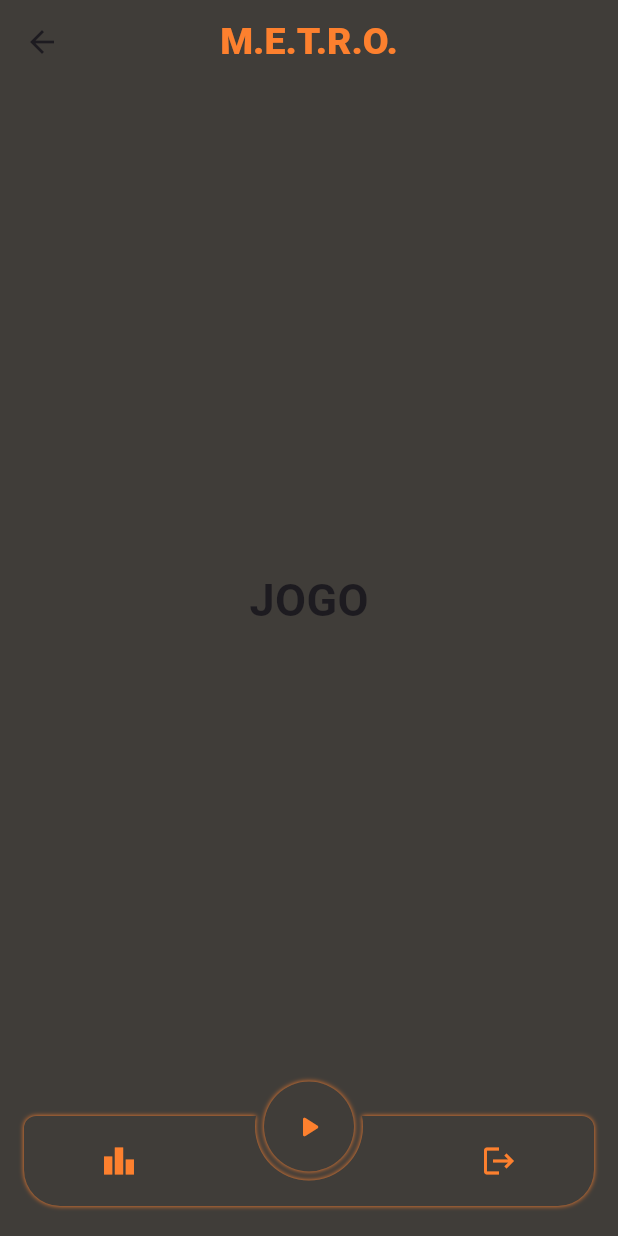
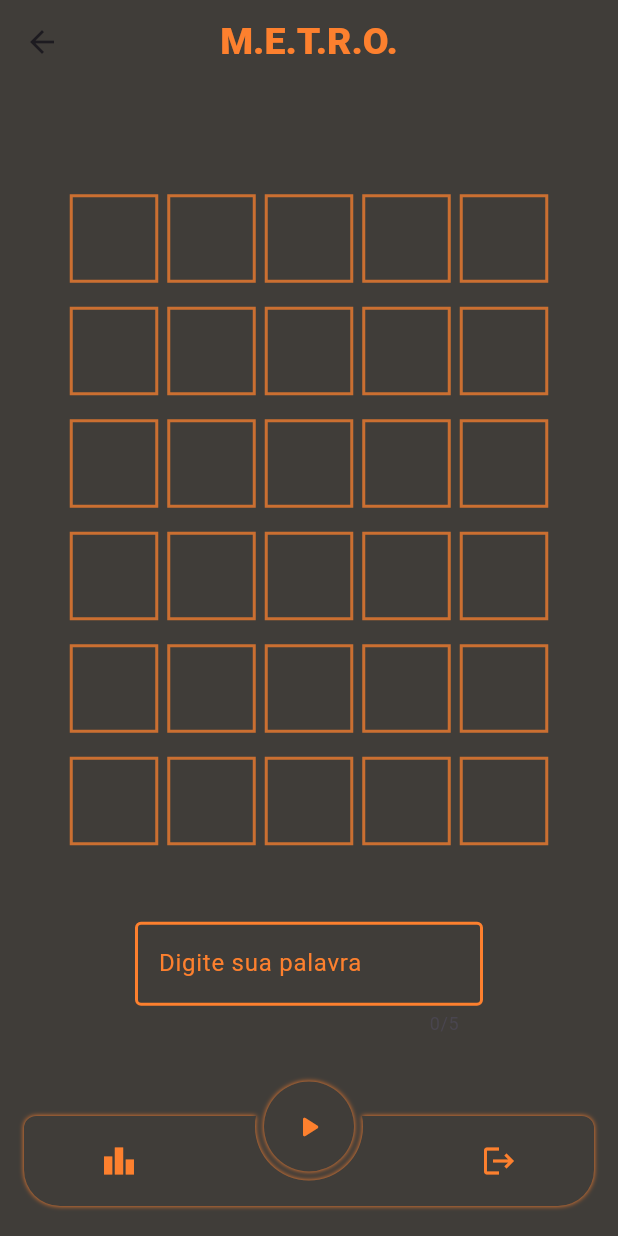
Before and after one commit to YanPontoExe/ProjetoLP3, a Flutter app: the Home screen opened by its route, on a phone screen of 412 x 824 dp. Run offline on Flutter 3.47's test engine with Material 3 defaults, Android fonts, the phone set to English and light mode, and no system bars; drawn by our look-alikes of circle_nav_bar; our stand-ins replace cloud_firestore, firebase_auth, firebase_core; accounts and stored records are empty.

Commit message:
commit pq o git nao deixa eu dar rebase

```diff
--- a/lib/app.dart
+++ b/lib/app.dart
@@ -1,5 +1,5 @@
 import 'package:flutter/material.dart';
-import 'game.dart';
+import 'game_screen.dart';
 import 'home.dart';
 import 'ranking.dart';
 import 'login.dart';
@@ -15,7 +15,7 @@ class App extends StatelessWidget {
 
       // Rotas principais do app: login/registro são telas independentes e /game abre o shell com navbar.
       routes: {
-          "/game": (context) => const Game(),
+          "/game": (context) => const GameScreen(),
           "/login": (context) => LoginPage(),
           "/registro": (context) => RegistroPage(),
           "/ranking": (context) => const Ranking(),
--- a/lib/game.dart
+++ /dev/null
@@ -1,82 +0,0 @@
-import 'package:flutter/material.dart';
-import 'widgets/navbar.dart';
-import 'ranking.dart';
-import 'game_screen.dart';
-
-// Tela shell do jogo: mantém a AppBar e a navbar fixas enquanto troca apenas o conteúdo central.
-class Game extends StatefulWidget {
-  const Game({super.key});
-
-  @override
-  State<Game> createState() => _GameState();
-}
-
-class _GameState extends State<Game>
-  with SingleTickerProviderStateMixin {
-  // Índice da aba atualmente selecionada na navbar e no PageView.
-  int activeIndex = 1;
-
-  int get tabIndex => activeIndex;
-  set tabIndex(int v) {
-    activeIndex = v;
-    setState(() {});
-  }
-
-  // Controla a troca programática de páginas quando o usuário toca nos ícones da navbar.
-  late PageController pageController;
-
-  @override
-  void initState() {
-    super.initState();
-    pageController = PageController(initialPage: activeIndex);
-  }
-
-
-  @override
-  Widget build(BuildContext context) {
-    return Scaffold(
-      appBar: AppBar(
-        centerTitle: true,
-        backgroundColor: Color(Colors.transparent.value),
-        title: Text("M.E.T.R.O.", style: TextStyle(fontSize: 25, fontWeight: FontWeight.w900, color: Color.fromRGBO(253, 128, 46, 1.0))),
-        // actions: [
-        //   IconButton(
-        //     onPressed: () {
-        //       Navigator.of(context).pushReplacementNamed('/login');
-        //     },
-        //     icon: Icon(Icons.logout),
-        //   )
-        // ],
-      ),
-      backgroundColor: const Color.fromRGBO(64, 61, 57, 1),
-      // O corpo muda conforme a aba escolhida; a estrutura externa permanece igual.
-      body: PageView(
-        controller: pageController,
-        onPageChanged: (index) {
-          setState(() {
-            tabIndex = index;
-          });
-        },
-        children: const [
-          Ranking(),
-          GameScreen(),
-        ],
-      ),
-      // Navbar reutilizável: a aba 2 é reservada para sair e voltar para /login.
-      bottomNavigationBar: GameNavBar(
-        activeIndex: tabIndex,
-        onTap: (v) {
-          if (v == 2) {
-            Navigator.of(context).pushReplacementNamed('/login');
-            return;
-          }
-
-          setState(() {
-            tabIndex = v;
-          });
-          pageController.jumpToPage(v);
-        },
-      ),
-    );
-  }
-}
--- a/lib/game_screen.dart
+++ b/lib/game_screen.dart
@@ -1,17 +1,66 @@
 import 'package:flutter/material.dart';
+import 'widgets/quadroJogo.dart';
+
+const int kWordLength  = 5; // tamanho da palavra (fixo em 5 para este jogo)
+const int kMaxAttempts = 6; // numero max de tentativas (quantidade de linhas do board)
+var inputGuess = ""; // palavra sendo digitada no momento
 
 // Conteúdo isolado da lógica principal do jogo; fica embutido no shell Game.
-class GameScreen extends StatelessWidget {
+class GameScreen extends StatefulWidget {
   const GameScreen({super.key});
 
   @override
-  Widget build(BuildContext context) {
-    // Placeholder da área principal do jogo, pronto para receber a lógica real.
-    return const Center(
-      child: Text(
-        "JOGO",
-        style: TextStyle(fontSize: 30, fontWeight: FontWeight.bold),
+  State<GameScreen> createState() => _GameScreenState();
+}
+
+class _GameScreenState extends State<GameScreen> {
+  // Monta um board vazio para que o quadro já apareça na tela.
+  List<List<UiTile>> _buildEmptyBoard() {
+    return List.generate( kMaxAttempts, (_)
+    => List.generate( kWordLength, (_) => UiTile(letter: ''),
       ),
     );
   }
+
+  @override
+  Widget build(BuildContext context) {
+    // Estrutura inicial da tela do jogo: título e quadro visual.
+    return Column(
+      mainAxisAlignment: MainAxisAlignment.center,
+      children: [
+        const SizedBox(height: 24),
+        BoardUiWidget(board: _buildEmptyBoard()),
+        Container(
+          margin: const EdgeInsets.only(top: 15),
+          padding: const EdgeInsets.symmetric(horizontal: 90, vertical: 20),
+          child:
+          TextField(
+              scrollPadding: EdgeInsets.only(bottom: 40),
+              controller: inputGuess.isEmpty ? null : TextEditingController(text: inputGuess),
+              textAlign: TextAlign.center,
+              maxLength: kWordLength,
+              style: TextStyle(color: Colors.white),
+              decoration: InputDecoration(
+                enabledBorder: OutlineInputBorder(
+                  borderSide: BorderSide(
+                    color: Color.fromRGBO(253, 128, 46, 1.0),
+                    width: 2.0,
+
+                  ),
+                ),
+                focusedBorder: OutlineInputBorder(
+                  borderSide: BorderSide(
+                    color: Color.fromRGBO(253, 128, 46, 1.0),
+                    width: 2.5,
+                  ),
+                ),
+                labelText: "Digite sua palavra",
+                labelStyle: TextStyle(color: Color.fromRGBO(253, 128, 46, 1.0)),
+                prefixIconColor: Color.fromRGBO(253, 128, 46, 1.0),
+              ),
+            ), // TextField
+        ),
+      ],
+    );
+  }
 }
--- /dev/null
+++ b/lib/widgets/quadroJogo.dart
@@ -0,0 +1,132 @@
+// lib/widgets/board_ui_widget.dart
+//
+// BoardUiWidget — renderiza o grid 6×5 do jogo (UI only, sem lógica de jogo).
+//
+// É um StatelessWidget porque ele não tem estado próprio:
+// recebe o board pronto e só exibe.
+
+import 'package:flutter/material.dart';
+
+// ──────────────────────────────────────────────
+// Estados das tiles
+// ──────────────────────────────────────────────
+
+enum TileState {
+  empty,   // célula vazia
+  filled,  // letra sendo digitada
+  correct, // letra correta (verde)
+  present, // letra presente em outro lugar (amarelo)
+  absent,  // letra não existe na palavra (cinza)
+}
+
+// ──────────────────────────────────────────────
+// Estrutura de dados de uma tile
+// ──────────────────────────────────────────────
+
+class UiTile {
+  final String letter;
+  final TileState state;
+
+  UiTile({
+    required this.letter,
+    this.state = TileState.empty,
+  });
+}
+
+// ──────────────────────────────────────────────
+// BoardUiWidget — widget principal do board
+// ──────────────────────────────────────────────
+
+class BoardUiWidget extends StatelessWidget {
+  final List<List<UiTile>> board;
+
+  const BoardUiWidget({super.key, required this.board});
+
+  @override
+  Widget build(BuildContext context) {
+    return Padding(
+      padding: const EdgeInsets.symmetric(horizontal: 32, vertical: 8),
+      child: Column(
+        mainAxisSize: MainAxisSize.min,
+        children: List.generate(
+          board.length,
+          (row) => _RowWidget(tiles: board[row]),
+        ),
+      ),
+    );
+  }
+}
+
+// ──────────────────────────────────────────────
+// _RowWidget — uma linha do board (5 tiles)
+// ──────────────────────────────────────────────
+
+class _RowWidget extends StatelessWidget {
+  final List<UiTile> tiles;
+
+  const _RowWidget({required this.tiles});
+
+  @override
+  Widget build(BuildContext context) {
+    return Padding(
+      padding: const EdgeInsets.symmetric(vertical: 5),
+      child: Row(
+        mainAxisAlignment: MainAxisAlignment.center,
+        children: tiles.map((tile) => _TileWidget(tile: tile)).toList(),
+      ),
+    );
+  }
+}
+
+// ──────────────────────────────────────────────
+// _TileWidget — célula individual
+// ──────────────────────────────────────────────
+
+class _TileWidget extends StatelessWidget {
+  final UiTile tile;
+
+  const _TileWidget({required this.tile});
+
+  // Retorna a cor de fundo baseada no estado da letra
+  Color _backgroundColor() {
+    return switch (tile.state) {
+      TileState.correct => const Color(0xFF538D4E), // verde
+      TileState.present => const Color(0xFFB59F3B), // amarelo
+      TileState.absent  => const Color(0xFF3A3A3C), // cinza
+      _                 => Colors.transparent,       // vazio ou filled
+    };
+  }
+
+  // Retorna a cor da borda
+  Color _borderColor() {
+    return switch (tile.state) {
+      TileState.correct => const Color(0xFF538D4E),
+      TileState.present => const Color(0xFFB59F3B),
+      TileState.absent  => const Color(0xFF3A3A3C),
+      TileState.filled  => const Color(0xFF565758), // borda clara quando digitando
+      TileState.empty   => const Color.fromARGB(188, 253, 129, 46), // borda escura quando vazio
+    };
+  }
+
+  @override
+  Widget build(BuildContext context) {
+    return Container(
+      width:  59,
+      height: 59,
+      margin: const EdgeInsets.all(3),
+      decoration: BoxDecoration(
+        color:  _backgroundColor(),
+        border: Border.all(color: _borderColor(), width: 2),
+      ),
+      alignment: Alignment.center,
+      child: Text(
+        tile.letter,
+        style: const TextStyle(
+          fontSize:   28,
+          fontWeight: FontWeight.bold,
+          color:      Colors.white,
+        ),
+      ),
+    );
+  }
+}
```
Also changed, not shown: 1 other file.
